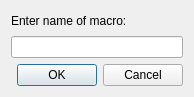
European-XFEL/Karabo, file src/pythonGui/dialogs/macro.ui: the form before one commit.
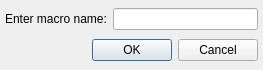
The form after the commit.

Commit message: Unify dialogs and context menu texts

```diff
--- a/src/pythonGui/dialogs/macro.ui
+++ b/src/pythonGui/dialogs/macro.ui
@@ -6,23 +6,30 @@
    <rect>
     <x>0</x>
     <y>0</y>
-    <width>194</width>
-    <height>97</height>
+    <width>263</width>
+    <height>70</height>
    </rect>
   </property>
   <property name="windowTitle">
    <string>Macro</string>
   </property>
   <layout class="QVBoxLayout" name="verticalLayout">
+   <property name="margin">
+    <number>5</number>
+   </property>
+   <item>
+    <layout class="QHBoxLayout" name="horizontalLayout">
    <item>
     <widget class="QLabel" name="laName">
      <property name="text">
-      <string>Enter name of macro:</string>
+        <string>Enter macro name:</string>
      </property>
     </widget>
    </item>
    <item>
     <widget class="QLineEdit" name="leName"/>
+     </item>
+    </layout>
    </item>
    <item>
     <widget class="QDialogButtonBox" name="buttonBox">
```
Left out of the diff: 2 changed lines with no effect on the pictures. Lines whose indentation alone changed are shown as unchanged. The commit also changes 3 other files.
